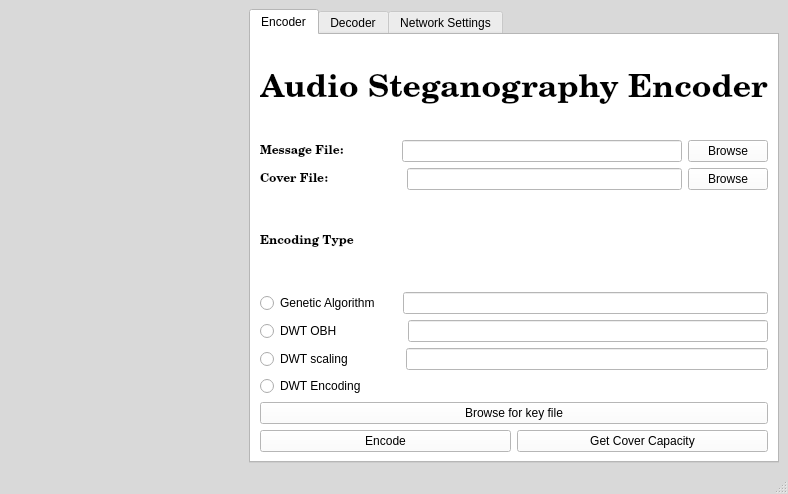
Above: src/ClientGUI.ui from jrgouws16/Audio-Steganograpy before the change. Below: the same form after it.
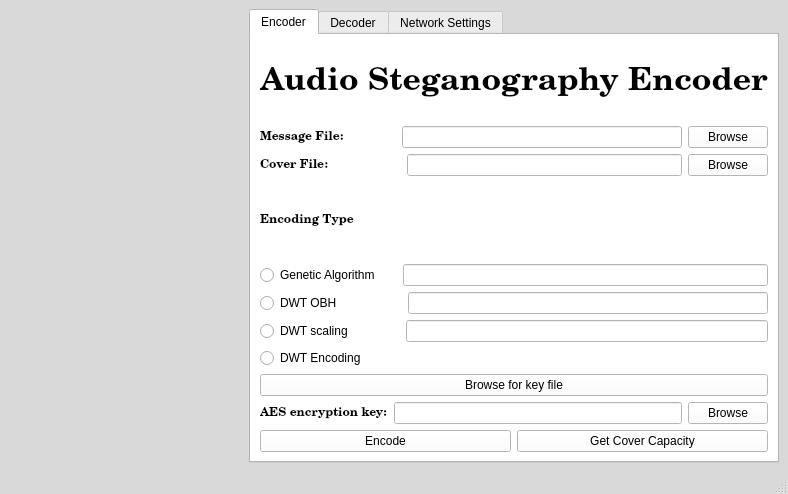
That is the form after the change. The open tabs and pages were chosen to show the change.

Commit message:
Added AES encryption to Genetic Algorithm and integrated with comms and GUI
DWT OBH also integrated but debugging is required

What changed in the file:
```diff
--- a/src/ClientGUI.ui
+++ b/src/ClientGUI.ui
@@ -1120,6 +1120,38 @@
                 </property>
                </widget>
               </item>
+              <item>
+               <layout class="QHBoxLayout" name="horizontalLayout_16">
+                <item>
+                 <widget class="QLabel" name="label_type_6">
+                  <property name="font">
+                   <font>
+                    <family>Century Schoolbook L</family>
+                    <weight>75</weight>
+                    <bold>true</bold>
+                   </font>
+                  </property>
+                  <property name="text">
+                   <string>AES encryption key:</string>
+                  </property>
+                 </widget>
+                </item>
+                <item>
+                 <widget class="QLineEdit" name="lineEdit_AES_encode">
+                  <property name="text">
+                   <string/>
+                  </property>
+                 </widget>
+                </item>
+                <item>
+                 <widget class="QPushButton" name="pushButton_AES_encode">
+                  <property name="text">
+                   <string>Browse</string>
+                  </property>
+                 </widget>
+                </item>
+               </layout>
+              </item>
               <item>
                <layout class="QHBoxLayout" name="horizontalLayout_19">
                 <item>
```
Left out of the diff: 282 changed lines with no effect on the pictures. The commit also changes 4 other files.
